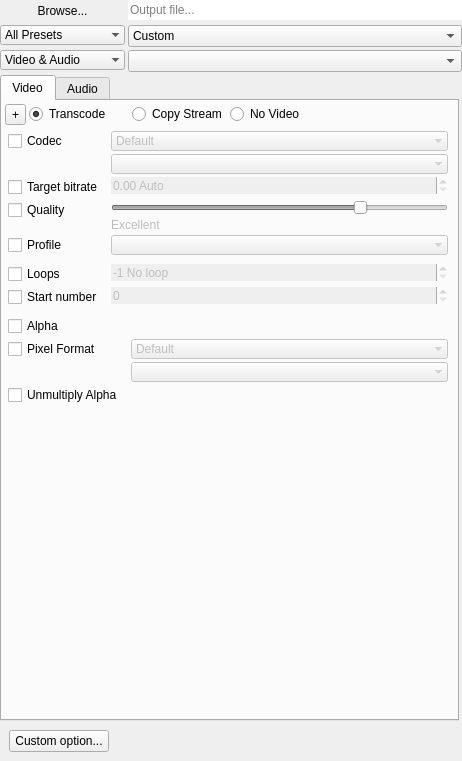
This is src/UI/outputwidget.ui in RxLaboratory/DuME as Qt 5 draws it before an edit. The edited form follows.
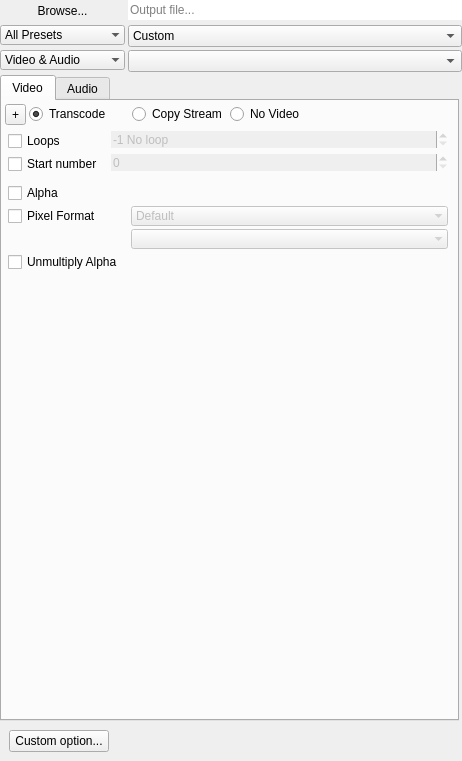
This is the edited form.

Commit message: finished video codecs blocks implementation

```diff
--- a/src/UI/outputwidget.ui
+++ b/src/UI/outputwidget.ui
@@ -268,7 +268,7 @@
           <attribute name="title">
            <string>Video</string>
           </attribute>
-          <layout class="QVBoxLayout" name="videoLayout" stretch="0,0,0,0,1">
+          <layout class="QVBoxLayout" name="videoLayout" stretch="0,0,0,1">
            <property name="spacing">
             <number>3</number>
            </property>
@@ -370,264 +370,6 @@
              </layout>
             </widget>
            </item>
-           <item>
-            <widget class="QWidget" name="mainVideoCodecWidget" native="true">
-             <layout class="QFormLayout" name="formLayout_6">
-              <property name="horizontalSpacing">
-               <number>3</number>
-              </property>
-              <property name="verticalSpacing">
-               <number>3</number>
-              </property>
-              <property name="leftMargin">
-               <number>3</number>
-              </property>
-              <property name="topMargin">
-               <number>3</number>
-              </property>
-              <property name="rightMargin">
-               <number>3</number>
-              </property>
-              <property name="bottomMargin">
-               <number>3</number>
-              </property>
-              <item row="0" column="0">
-               <widget class="QCheckBox" name="videoCodecButton">
-                <property name="minimumSize">
-                 <size>
-                  <width>100</width>
-                  <height>0</height>
-                 </size>
-                </property>
-                <property name="text">
-                 <string>Codec</string>
-                </property>
-               </widget>
-              </item>
-              <item row="0" column="1">
-               <widget class="QWidget" name="videoCodecWidget" native="true">
-                <property name="enabled">
-                 <bool>false</bool>
-                </property>
-                <layout class="QVBoxLayout" name="verticalLayout_3">
-                 <property name="spacing">
-                  <number>3</number>
-                 </property>
-                 <property name="leftMargin">
-                  <number>0</number>
-                 </property>
-                 <property name="topMargin">
-                  <number>0</number>
-                 </property>
-                 <property name="rightMargin">
-                  <number>0</number>
-                 </property>
-                 <property name="bottomMargin">
-                  <number>0</number>
-                 </property>
-                 <item>
-                  <widget class="QComboBox" name="videoCodecsFilterBox">
-                   <property name="sizePolicy">
-                    <sizepolicy hsizetype="Minimum" vsizetype="Fixed">
-                     <horstretch>0</horstretch>
-                     <verstretch>0</verstretch>
-                    </sizepolicy>
-                   </property>
-                   <property name="minimumSize">
-                    <size>
-                     <width>200</width>
-                     <height>0</height>
-                    </size>
-                   </property>
-                   <property name="frame">
-                    <bool>false</bool>
-                   </property>
-                   <item>
-                    <property name="text">
-                     <string>Default</string>
-                    </property>
-                   </item>
-                   <item>
-                    <property name="text">
-                     <string>Lossy</string>
-                    </property>
-                   </item>
-                   <item>
-                    <property name="text">
-                     <string>Lossless</string>
-                    </property>
-                   </item>
-                   <item>
-                    <property name="text">
-                     <string>I-Frame</string>
-                    </property>
-                   </item>
-                  </widget>
-                 </item>
-                 <item>
-                  <widget class="QComboBox" name="videoCodecsBox">
-                   <property name="sizePolicy">
-                    <sizepolicy hsizetype="Minimum" vsizetype="Fixed">
-                     <horstretch>0</horstretch>
-                     <verstretch>0</verstretch>
-                    </sizepolicy>
-                   </property>
-                   <property name="frame">
-                    <bool>false</bool>
-                   </property>
-                  </widget>
-                 </item>
-                </layout>
-               </widget>
-              </item>
-              <item row="1" column="0">
-               <widget class="QCheckBox" name="videoBitrateButton">
-                <property name="minimumSize">
-                 <size>
-                  <width>100</width>
-                  <height>0</height>
-                 </size>
-                </property>
-                <property name="text">
-                 <string>Target bitrate</string>
-                </property>
-               </widget>
-              </item>
-              <item row="1" column="1">
-               <widget class="QDoubleSpinBox" name="videoBitRateEdit">
-                <property name="enabled">
-                 <bool>false</bool>
-                </property>
-                <property name="frame">
-                 <bool>false</bool>
-                </property>
-                <property name="suffix">
-                 <string> Auto</string>
-                </property>
-                <property name="maximum">
-                 <double>300.000000000000000</double>
-                </property>
-                <property name="value">
-                 <double>0.000000000000000</double>
-                </property>
-               </widget>
-              </item>
-              <item row="2" column="0">
-               <widget class="QCheckBox" name="videoQualityButton">
-                <property name="minimumSize">
-                 <size>
-                  <width>100</width>
-                  <height>0</height>
-                 </size>
-                </property>
-                <property name="maximumSize">
-                 <size>
-                  <width>100</width>
-                  <height>16777215</height>
-                 </size>
-                </property>
-                <property name="text">
-                 <string>Quality</string>
-                </property>
-               </widget>
-              </item>
-              <item row="2" column="1">
-               <widget class="QWidget" name="videoQualityWidget" native="true">
-                <property name="enabled">
-                 <bool>false</bool>
-                </property>
-                <layout class="QVBoxLayout" name="verticalLayout_2">
-                 <property name="spacing">
-                  <number>3</number>
-                 </property>
-                 <property name="leftMargin">
-                  <number>0</number>
-                 </property>
-                 <property name="topMargin">
-                  <number>0</number>
-                 </property>
-                 <property name="rightMargin">
-                  <number>0</number>
-                 </property>
-                 <property name="bottomMargin">
-                  <number>0</number>
-                 </property>
-                 <item>
-                  <widget class="QSlider" name="videoQualitySlider">
-                   <property name="sizePolicy">
-                    <sizepolicy hsizetype="Minimum" vsizetype="Fixed">
-                     <horstretch>0</horstretch>
-                     <verstretch>0</verstretch>
-                    </sizepolicy>
-                   </property>
-                   <property name="maximum">
-                    <number>100</number>
-                   </property>
-                   <property name="singleStep">
-                    <number>10</number>
-                   </property>
-                   <property name="value">
-                    <number>75</number>
-                   </property>
-                   <property name="orientation">
-                    <enum>Qt::Horizontal</enum>
-                   </property>
-                  </widget>
-                 </item>
-                 <item>
-                  <widget class="QLabel" name="qualityLabel">
-                   <property name="minimumSize">
-                    <size>
-                     <width>150</width>
-                     <height>0</height>
-                    </size>
-                   </property>
-                   <property name="maximumSize">
-                    <size>
-                     <width>150</width>
-                     <height>16777215</height>
-                    </size>
-                   </property>
-                   <property name="text">
-                    <string>Excellent</string>
-                   </property>
-                  </widget>
-                 </item>
-                </layout>
-               </widget>
-              </item>
-              <item row="3" column="0">
-               <widget class="QCheckBox" name="videoProfileButton">
-                <property name="minimumSize">
-                 <size>
-                  <width>100</width>
-                  <height>0</height>
-                 </size>
-                </property>
-                <property name="text">
-                 <string>Profile</string>
-                </property>
-               </widget>
-              </item>
-              <item row="3" column="1">
-               <widget class="QComboBox" name="videoProfileBox">
-                <property name="enabled">
-                 <bool>false</bool>
-                </property>
-                <property name="sizePolicy">
-                 <sizepolicy hsizetype="Minimum" vsizetype="Fixed">
-                  <horstretch>0</horstretch>
-                  <verstretch>0</verstretch>
-                 </sizepolicy>
-                </property>
-                <property name="frame">
-                 <bool>false</bool>
-                </property>
-               </widget>
-              </item>
-             </layout>
-            </widget>
-           </item>
            <item>
             <widget class="QWidget" name="sequenceWidget" native="true">
              <layout class="QFormLayout" name="formLayout_9">
```
Left out of the diff: 16 changed lines with no effect on the pictures. The commit also changes 15 other files.
